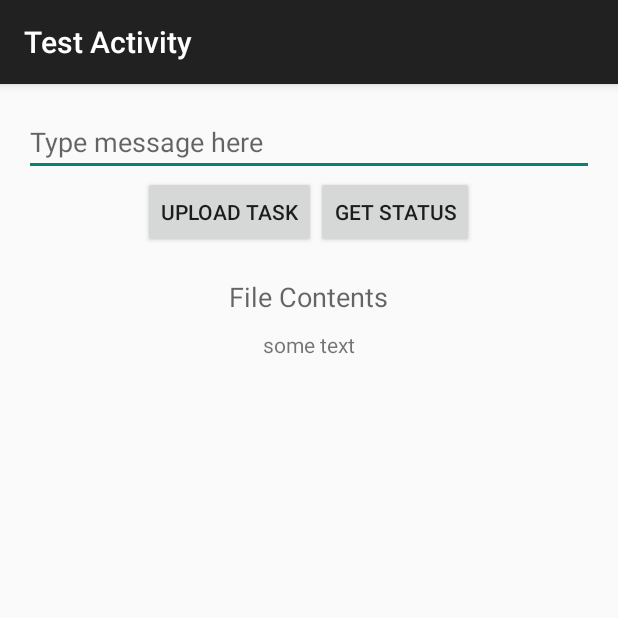
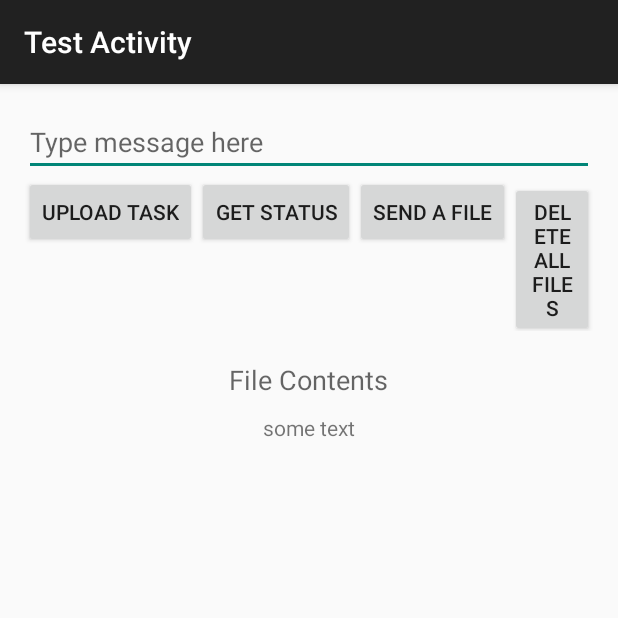
Before and after one commit to yzabeliesa/cvmig1516-group1, an Android app: the TestActivity screen opened directly, with no data from a screen before it, after a tap on "UPLOAD TASK", on a phone screen of 412 x 824 dp, the top half of it. Run offline under Robolectric (Android 15) with nearby library versions, the light colour scheme and no system bars; 6 statements that could not run were skipped.

Commit message:
Test file uploader

```diff
--- a/ReMiDi-X/app/src/main/java/com/remidi/cvmig1516/remidi_x/TestActivity.java
+++ b/ReMiDi-X/app/src/main/java/com/remidi/cvmig1516/remidi_x/TestActivity.java
@@ -61,7 +61,7 @@ public class TestActivity extends ActionBarActivity {
 
      //public static final String FILE_NAME = "testfile.xml";
      //public static final String FILE_NAME = "validation.xml";
-     public static final String FILE_NAME = "bago2.xml";
+     public static final String FILE_NAME = "bago";
      //public static final String FILE_NAME = "chunk_validation.xml";
      //public String HTTP_HOST = "54.179.135.52";
      //public String HOME = "/api/label";
@@ -73,6 +73,7 @@ public class TestActivity extends ActionBarActivity {
      public long ctr = 0;
      public String exception_message = "none";
      public String send_result = "";
+     public String sent_filename = "";
      public boolean hasNet = false;
      public int stat = 0;
      public File myDirectory;
@@ -91,7 +92,7 @@ public class TestActivity extends ActionBarActivity {
           setContentView(R.layout.activity_test);
           context = getApplicationContext();
 
-          myDirectory = new File(context.getFilesDir(), "database");
+          myDirectory = new File(context.getFilesDir(), "myDatabase");
 
           if( !myDirectory.exists() ) {
                myDirectory.mkdirs();
@@ -103,28 +104,23 @@ public class TestActivity extends ActionBarActivity {
      Runnable send = new Runnable() {
           @Override
           public void run() {
-               //while (true) {
-                    //String result = "no result";
+               while (true) {
                     hasNet = false;
                     stat++;
                     if (!isThreadPause) {
-                         //Toast.makeText(getApplicationContext(), "Running" + result, Toast.LENGTH_SHORT).show();
+                         String urlstr = "http://" + HTTP_HOST + ":" + HTTP_PORT + HOME;
+                         if (myDirectory.isDirectory()) {
+                              File[] xml_files = myDirectory.listFiles();
 
-                         String urlstr = "http://" + HTTP_HOST + ":" + HTTP_PORT + HOME;
-                         File[] xml_files = myDirectory.listFiles();
-
-                         if (xml_files == null || xml_files.length == 0) {
-                              //continue;
+                              if ((xml_files.length > 0) && (isNetworkAvailable())) {
+                                   hasNet = true;
+                                   Arrays.sort(xml_files, LastModifiedFileComparator.LASTMODIFIED_COMPARATOR);
+                                   sent_filename = xml_files[0].getAbsolutePath();
+                                   send_result = Send_File(urlstr, xml_files[0]);
+                              }
                          }
-
-                         if( isNetworkAvailable() ) {
-                              hasNet = true;
-                              Arrays.sort(xml_files, LastModifiedFileComparator.LASTMODIFIED_COMPARATOR);
-                              send_result = Send_File(urlstr, xml_files[0].getAbsolutePath());
-                         }
-                         //Toast.makeText(getApplicationContext(), "Sent:\n" + result, Toast.LENGTH_LONG).show();
                     }
-               //}
+               }
           }
      };
 
@@ -148,27 +144,28 @@ public class TestActivity extends ActionBarActivity {
           return (ani != null && ani.isConnected());
      }
 
-     public String Send_File(String urlstr, String filepath) {
+     public String Send_File(String urlstr, File current_file) {
           String result = null;
-          File current_file = new File(filepath);
           try {
 
                HttpHost targetHost = null;
                HttpClient hc = null;
                HttpResponse hr = null;
+               String boundary = "-------------" + System.currentTimeMillis();
                HttpPost httpPost = new HttpPost(urlstr);
+               httpPost.setHeader("ENCTYPE", "multipart/form-data");
                httpPost.setHeader("Accept", "text/xml");
-               httpPost.setHeader("Content-Type", "application/xml");
+               httpPost.setHeader("Content-type", "multipart/form-data; boundary=" + boundary);
 
                HttpParams params = new BasicHttpParams();
                params.setParameter(CoreProtocolPNames.PROTOCOL_VERSION, HttpVersion.HTTP_1_1);
+               FileBody fb = new FileBody(current_file, ContentType.APPLICATION_XML, current_file.getName());
 
-               String boundary = "-------------" + System.currentTimeMillis();
                MultipartEntityBuilder multipartEntity = MultipartEntityBuilder.create();
                multipartEntity.setMode(HttpMultipartMode.BROWSER_COMPATIBLE);
                multipartEntity.setBoundary(boundary);
 
-               multipartEntity.addPart("uploaded_file", new FileBody(current_file,ContentType.APPLICATION_XML));
+               multipartEntity.addPart("uploaded_file", fb);
 
                httpPost.setEntity(multipartEntity.build());
                targetHost = new HttpHost(HTTP_HOST, HTTP_PORT, "http");
@@ -186,6 +183,7 @@ public class TestActivity extends ActionBarActivity {
           } catch (Exception e) {
                e.printStackTrace();
                Log.d("OutputStream", e.getLocalizedMessage());
+               result = e.getLocalizedMessage();
           }
 
           return result;
@@ -204,7 +202,14 @@ public class TestActivity extends ActionBarActivity {
      }
 
      public void getStatus(View view) {
-          ((TextView)findViewById(R.id.some_textview)).setText(exception_message + "\n" + myDirectory.listFiles().length + "\n" + hasNet + "\n" + isThreadPause + "\n" + stat);
+          ((TextView)findViewById(R.id.some_textview)).setText(exception_message + "\n" + myDirectory.listFiles().length + "\n" + send_result + "\n" + sent_filename + "\n" + stat);
+     }
+
+     public void deleteAllFiles(View view) {
+          File[] xml_files = myDirectory.listFiles();
+          for(int x=0; x<xml_files.length; x++) {
+               xml_files[x].delete();
+          }
      }
 
      public void upload(View view) {
@@ -219,7 +224,7 @@ public class TestActivity extends ActionBarActivity {
           FileOutputStream fop;
           String msg = "File not created";
           try {
-               f = new File(filepath, FILE_NAME);
+               f = new File(filepath, FILE_NAME + stat + ".xml");
                if( !f.exists() ) {
                     f.createNewFile();
                     msg = "File Created";
@@ -234,6 +239,8 @@ public class TestActivity extends ActionBarActivity {
                e.printStackTrace();
                msg = "Exception occured";
           }
+
+          stat++;
 
           return msg;
      }
--- a/ReMiDi-X/app/src/main/res/layout/activity_labeler_malaria_main.xml
+++ b/ReMiDi-X/app/src/main/res/layout/activity_labeler_malaria_main.xml
@@ -15,6 +15,8 @@
         android:layout_height="match_parent"
         android:gravity="center"
         android:keepScreenOn="true"
+        android:scaleType="fitCenter"
+        android:adjustViewBounds="true"
         android:src="@drawable/img0000000_000"/>
 
     <!-- This FrameLayout insets its children based on system windows using
--- a/ReMiDi-X/app/src/main/res/layout/activity_test.xml
+++ b/ReMiDi-X/app/src/main/res/layout/activity_test.xml
@@ -33,13 +33,18 @@
                 android:layout_height="wrap_content"
                 android:text="Get status"
                 android:onClick="getStatus"/>
-            <!--
-                    <Button
-                        android:layout_width="wrap_content"
-                        android:layout_height="wrap_content"
-                        android:text="Read file contents"
-                        android:onClick="readFile"/>
-            -->
+
+            <Button
+                android:layout_width="wrap_content"
+                android:layout_height="wrap_content"
+                android:text="Send a File"
+                android:onClick="send_task"/>
+
+            <Button
+                android:layout_width="wrap_content"
+                android:layout_height="wrap_content"
+                android:text="Delete all Files"
+                android:onClick="deleteAllFiles"/>
         </LinearLayout>
 
     <!--
```
Also changed, not shown: ReMiDi-X/app/src/main/java/com/remidi/cvmig1516/remidi_x/LabelerMalariaMain.java (+70 -32 lines), ReMiDi-X/app/src/main/java/com/remidi/cvmig1516/remidi_x/Uploader.java (+127 -3 lines), ReMiDi-X/app/src/main/java/com/remidi/cvmig1516/remidi_x/XMLTest.java (+3 -6 lines), ReMiDi-X/app/src/main/res/values/string-arrays.xml (+22 -0 lines).
